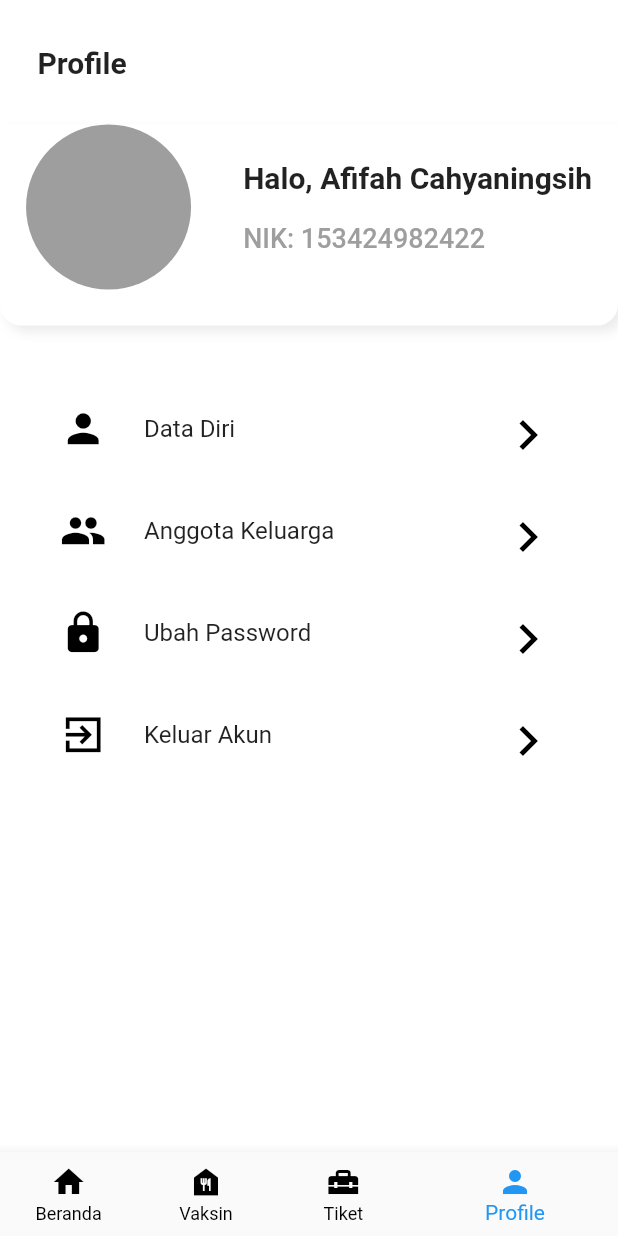
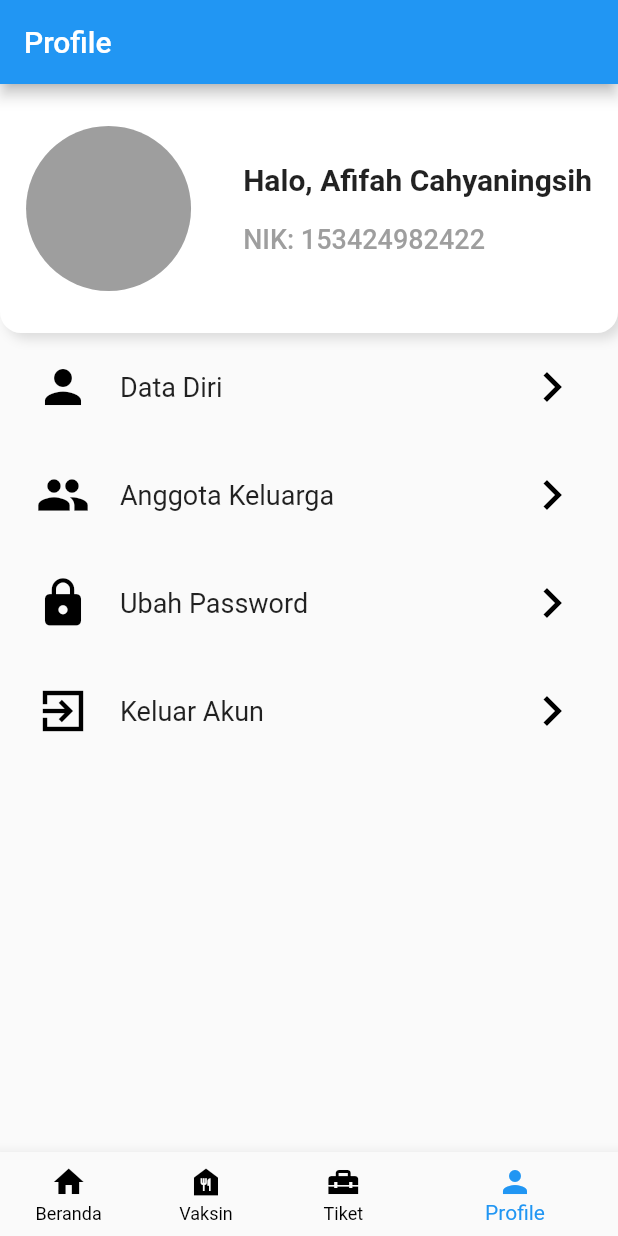
Before and after one commit to capstone-vaccine-book-17/VaccineBooking-MB, a Flutter app: the screen it shows after launch, item 4 of the bottom bar chosen, on a phone screen of 412 x 824 dp. Run offline on Flutter 3.47's test engine with Material 2 defaults, Android fonts, the phone set to English and light mode, and no system bars.

```diff
--- a/lib/features/profile/change_password.dart
+++ b/lib/features/profile/change_password_page.dart
@@ -2,8 +2,8 @@ import 'package:flutter/material.dart';
 import 'package:provider/provider.dart';
 import 'package:w_vaccine/features/profile/change_password_viewmodel.dart';
 
-class UbahPassword extends StatelessWidget {
-  const UbahPassword({super.key});
+class ChangePasswordPage extends StatelessWidget {
+  const ChangePasswordPage({super.key});
 
   @override
   Widget build(BuildContext context) {
--- a/lib/features/profile/family_group.dart
+++ b/lib/features/profile/family_members_page.dart
@@ -1,8 +1,8 @@
 import 'package:flutter/material.dart';
 import 'package:w_vaccine/features/profile/detail_family_group.dart';
 
-class AnggotaKeluarga extends StatelessWidget {
-  const AnggotaKeluarga({super.key});
+class FamilyMembersPage extends StatelessWidget {
+  const FamilyMembersPage({super.key});
 
   @override
   Widget build(BuildContext context) {
--- a/lib/features/profile/index_profile.dart
+++ b/lib/features/profile/index_profile.dart
@@ -1,9 +1,9 @@
 import 'package:flutter/material.dart';
-import 'package:w_vaccine/features/profile/family_group.dart';
+import 'package:w_vaccine/features/profile/family_members_page.dart';
+import 'package:w_vaccine/features/profile/personal_data_page.dart';
+import 'package:w_vaccine/features/profile/change_password_page.dart';
 
-import 'package:w_vaccine/features/profile/list_menu.dart';
-import 'package:w_vaccine/features/profile/personal_data_page.dart';
-import 'package:w_vaccine/features/profile/change_password.dart';
+import '../../widgets/profile/list_menu.dart';
 
 class IndexProfile extends StatelessWidget {
   const IndexProfile({super.key});
@@ -11,65 +11,22 @@ class IndexProfile extends StatelessWidget {
   @override
   Widget build(BuildContext context) {
     return Scaffold(
-        backgroundColor: Colors.white,
-        body: SafeArea(
+        appBar: AppBar(
+          title: const Text('Profile'),
+        ),
+        body: _body(context));
+  }
+
+  Widget _body(BuildContext context) {
+    return SafeArea(
+      child: SingleChildScrollView(
         child: Column(
           crossAxisAlignment: CrossAxisAlignment.start,
           children: [
-              const Padding(
-                padding: EdgeInsets.symmetric(vertical: 30, horizontal: 25),
-                child: Text(
-                  'Profile',
-                  style: TextStyle(fontSize: 20, fontWeight: FontWeight.bold),
-                ),
-              ),
-              Container(
-                decoration: BoxDecoration(
-                  color: Colors.white,
-                  borderRadius: const BorderRadius.only(
-                      bottomLeft: Radius.circular(14),
-                      bottomRight: Radius.circular(14)),
-                  boxShadow: [
-                    BoxShadow(
-                      color: Colors.grey.withOpacity(0.2),
-                      spreadRadius: 0,
-                      blurRadius: 6,
-                      offset: const Offset(4, 4),
-                    ),
-                  ],
-                ),
-                child: Padding(
-                  padding: const EdgeInsets.only(bottom: 24),
-                  child: Row(
-                    mainAxisAlignment: MainAxisAlignment.spaceAround,
-                    children: [
-                      const CircleAvatar(
-                        radius: 55,
-                        backgroundColor: Colors.grey,
-                      ),
-                      Column(
-                        crossAxisAlignment: CrossAxisAlignment.start,
-                        children: const [
-                          Text(
-                            'Halo, Afifah Cahyaningsih',
-                            style: TextStyle(
-                                fontSize: 20, fontWeight: FontWeight.bold),
-                          ),
-                          SizedBox(height: 18),
-                          Text(
-                            'NIK: 153424982422',
-                            style: TextStyle(
-                                fontSize: 18,
-                                fontWeight: FontWeight.w500,
-                                color: Colors.grey),
-                          ),
-                        ],
-                      )
-                    ],
-                  ),
-                ),
-              ),
-              const SizedBox(height: 35),
+            /// Card Header
+            _cardHeader(),
+
+            /// List All Menu for Navigation
             ListMenu(
               icon: Icons.person,
               name: 'Data Diri',
@@ -89,7 +46,7 @@ class IndexProfile extends StatelessWidget {
                 Navigator.push(
                     context,
                     MaterialPageRoute(
-                          builder: (context) => const AnggotaKeluarga()));
+                        builder: (context) => const FamilyMembersPage()));
               }),
             ),
             ListMenu(
@@ -100,7 +57,7 @@ class IndexProfile extends StatelessWidget {
                 Navigator.push(
                     context,
                     MaterialPageRoute(
-                          builder: (context) => const UbahPassword()));
+                        builder: (context) => const ChangePasswordPage()));
               }),
             ),
             ListMenu(
@@ -112,6 +69,58 @@ class IndexProfile extends StatelessWidget {
             ),
           ],
         ),
-        ));
+      ),
+    );
+  }
+
+  Widget _cardHeader() {
+    return Container(
+      padding: const EdgeInsets.symmetric(vertical: 28),
+      decoration: const BoxDecoration(
+        color: Colors.white,
+        borderRadius: BorderRadius.only(
+          bottomLeft: Radius.circular(14),
+          bottomRight: Radius.circular(14),
+        ),
+        boxShadow: [
+          BoxShadow(
+            color: Colors.black12,
+            spreadRadius: 0,
+            blurRadius: 6,
+            offset: Offset(4, 4),
+          ),
+        ],
+      ),
+      child: Row(
+        mainAxisAlignment: MainAxisAlignment.spaceAround,
+        children: [
+          const CircleAvatar(
+            radius: 55,
+            backgroundColor: Colors.grey,
+          ),
+          Column(
+            crossAxisAlignment: CrossAxisAlignment.start,
+            children: const [
+              Text(
+                'Halo, Afifah Cahyaningsih',
+                style: TextStyle(
+                  fontSize: 20,
+                  fontWeight: FontWeight.bold,
+                ),
+              ),
+              SizedBox(height: 18),
+              Text(
+                'NIK: 153424982422',
+                style: TextStyle(
+                  fontSize: 18,
+                  fontWeight: FontWeight.w500,
+                  color: Colors.grey,
+                ),
+              ),
+            ],
+          )
+        ],
+      ),
+    );
   }
 }
--- a/lib/features/profile/list_menu.dart
+++ /dev/null
@@ -1,36 +0,0 @@
-import 'package:flutter/material.dart';
-
-class ListMenu extends StatelessWidget {
-  const ListMenu({
-    super.key,
-    required this.icon,
-    required this.name,
-    required this.func,
-  });
-  final IconData icon;
-  final String name;
-  final VoidCallback func;
-
-  @override
-  Widget build(BuildContext context) {
-    return Padding(
-      padding: const EdgeInsets.symmetric(vertical: 6, horizontal: 24),
-      child: ListTile(
-        leading: Icon(
-          icon,
-          color: Colors.black,
-          size: 31,
-        ),
-        title: Text(name),
-        trailing: IconButton(
-          onPressed: func,
-          icon: const Icon(
-            Icons.keyboard_arrow_right,
-            color: Colors.black,
-            size: 40,
-          ),
-        ),
-      ),
-    );
-  }
-}
--- /dev/null
+++ b/lib/widgets/profile/list_menu.dart
@@ -0,0 +1,31 @@
+import 'package:flutter/material.dart';
+
+class ListMenu extends StatelessWidget {
+  const ListMenu({
+    super.key,
+    required this.icon,
+    required this.name,
+    required this.func,
+  });
+  final IconData icon;
+  final String name;
+  final VoidCallback func;
+
+  @override
+  Widget build(BuildContext context) {
+    return ListTile(
+      contentPadding: const EdgeInsets.symmetric(
+        vertical: 8.0,
+        horizontal: 24.0,
+      ),
+      onTap: func,
+      leading: Icon(icon, color: Colors.black, size: 36),
+      title: Text(name, style: const TextStyle(fontSize: 18)),
+      trailing: const Icon(
+        Icons.keyboard_arrow_right,
+        color: Colors.black,
+        size: 40,
+      ),
+    );
+  }
+}
```
Also changed, not shown: lib/features/profile/change_address_page.dart (added, +245 -0 lines), lib/features/profile/change_address_view_model.dart (added, +21 -0 lines), lib/features/profile/change_email_page.dart (+37 -6 lines), lib/features/profile/change_email_view_model.dart (added, +7 -0 lines), lib/features/profile/personal_data_page.dart (+19 -15 lines), lib/main.dart (+8 -0 lines). Lines whose indentation alone changed are shown as unchanged.
